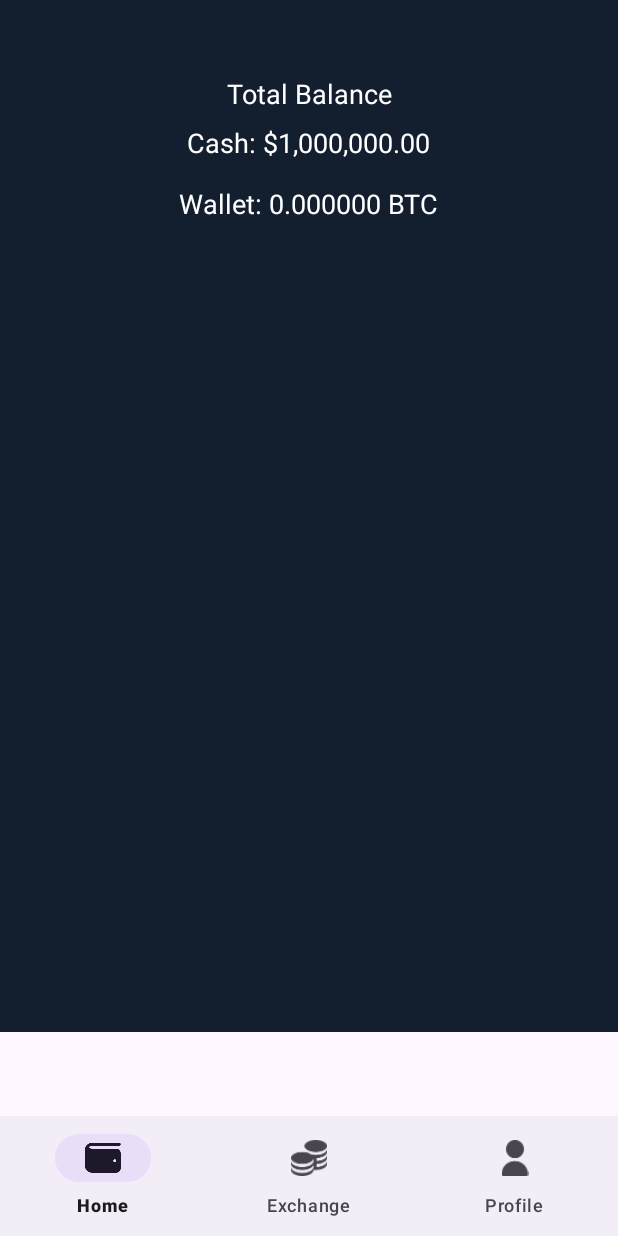
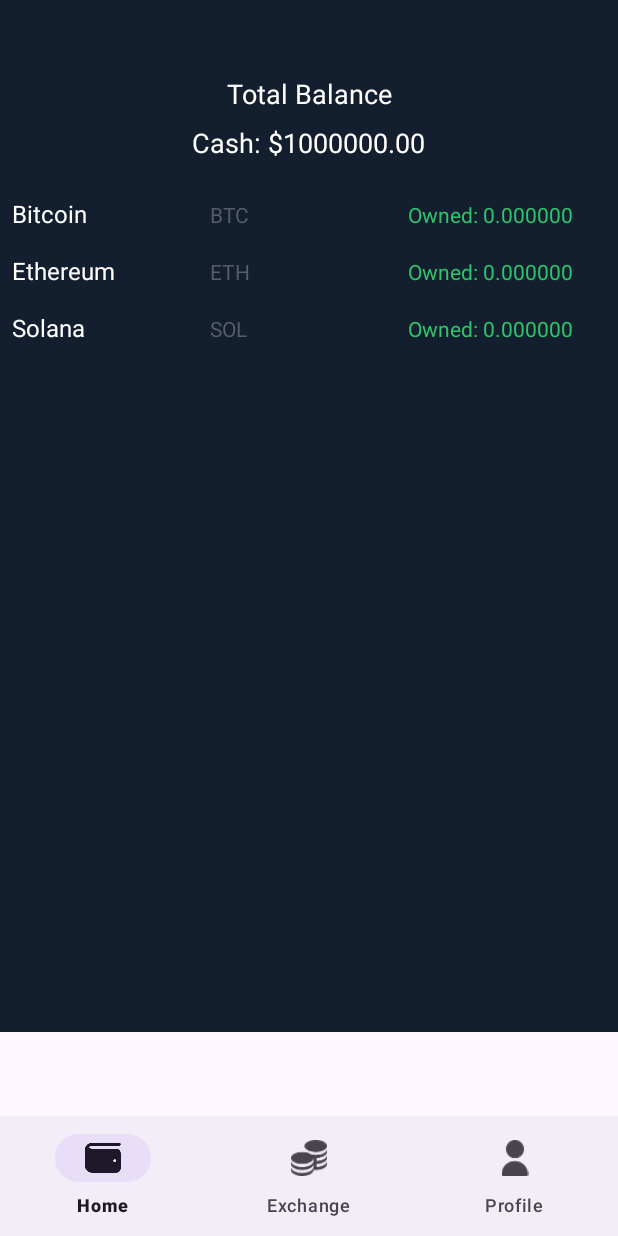
Before and after one commit to emrehancetin/CS394, an Android app: the HomeFragment screen opened directly, with no data from a screen before it, on a phone screen of 412 x 824 dp. Run offline under Robolectric (Android 15) with nearby library versions, the phone set to English and light mode, and no system bars; our stand-ins replace Firebase (no records; nobody signed in at launch, a user with empty details on screens opened directly), data binding, navigation-ui.

Commit message:
Some works are done.

```diff
--- a/app/src/main/java/com/emrehancetin/cs394/Adapter/CryptoAdapter.kt
+++ b/app/src/main/java/com/emrehancetin/cs394/Adapter/CryptoAdapter.kt
@@ -1,6 +1,5 @@
 package com.emrehancetin.cs394.Adapter
 
-import android.annotation.SuppressLint
 import android.view.LayoutInflater
 import android.view.View
 import android.view.ViewGroup
@@ -29,7 +28,7 @@ class CryptoAdapter(
         val crypto = cryptoList[position]
         holder.nameTextView.text = crypto.name
         holder.codeTextView.text = crypto.code.uppercase()
-        holder.valueTextView.text = "$${String.format("%.2f", crypto.value)}"
+        holder.valueTextView.text = "Price: $${String.format("%.2f", crypto.value)}"
     }
 
     override fun getItemCount(): Int = cryptoList.size
--- a/app/src/main/java/com/emrehancetin/cs394/Adapter/OrderHistoryAdapter.kt
+++ b/app/src/main/java/com/emrehancetin/cs394/Adapter/OrderHistoryAdapter.kt
@@ -14,6 +14,8 @@ class OrderHistoryAdapter(
 
     class OrderHistoryViewHolder(itemView: View) : RecyclerView.ViewHolder(itemView) {
         val dateTextView: TextView = itemView.findViewById(R.id.textViewDate)
+        val cryptoNameTextView: TextView = itemView.findViewById(R.id.textViewCryptoName)
+        val unitPriceTextView: TextView = itemView.findViewById(R.id.textViewUnitPrice)
         val amountTextView: TextView = itemView.findViewById(R.id.textViewAmount)
         val typeTextView: TextView = itemView.findViewById(R.id.textViewType)
     }
@@ -26,8 +28,11 @@ class OrderHistoryAdapter(
     override fun onBindViewHolder(holder: OrderHistoryViewHolder, position: Int) {
         val order = orderList[position]
         holder.dateTextView.text = order.date
+        holder.cryptoNameTextView.text = order.cryptoName
+        holder.unitPriceTextView.text = "Unit Price: $${String.format("%.2f", order.unitPrice)}"
         holder.amountTextView.text = "${order.amount}"
         holder.typeTextView.text = order.type
+
         holder.typeTextView.setTextColor(
             holder.itemView.resources.getColor(
                 if (order.type == "Buy") R.color.green else R.color.red
--- /dev/null
+++ b/app/src/main/java/com/emrehancetin/cs394/Adapter/OwnedCryptoAdapter.kt
@@ -0,0 +1,40 @@
+package com.emrehancetin.cs394.Adapter
+
+import android.view.LayoutInflater
+import android.view.View
+import android.view.ViewGroup
+import android.widget.TextView
+import androidx.recyclerview.widget.RecyclerView
+import com.emrehancetin.cs394.Model.OwnedCryptoModel
+import com.emrehancetin.cs394.R
+
+class OwnedCryptoAdapter(
+    private var ownedCryptoList: MutableList<OwnedCryptoModel>
+) : RecyclerView.Adapter<OwnedCryptoAdapter.OwnedCryptoViewHolder>() {
+
+    class OwnedCryptoViewHolder(itemView: View) : RecyclerView.ViewHolder(itemView) {
+        val nameTextView: TextView = itemView.findViewById(R.id.nameTextView)
+        val symbolTextView: TextView = itemView.findViewById(R.id.symbolTextView)
+        val amountTextView: TextView = itemView.findViewById(R.id.amountTextView)
+    }
+
+    override fun onCreateViewHolder(parent: ViewGroup, viewType: Int): OwnedCryptoViewHolder {
+        val view = LayoutInflater.from(parent.context).inflate(R.layout.item_owned_crypto, parent, false)
+        return OwnedCryptoViewHolder(view)
+    }
+
+    override fun onBindViewHolder(holder: OwnedCryptoViewHolder, position: Int) {
+        val ownedCrypto = ownedCryptoList[position]
+        holder.nameTextView.text = ownedCrypto.name
+        holder.symbolTextView.text = ownedCrypto.symbol
+        holder.amountTextView.text = "Owned: ${String.format("%.6f", ownedCrypto.amount)}"
+    }
+
+    override fun getItemCount(): Int = ownedCryptoList.size
+
+    fun updateOwnedCryptoList(newList: List<OwnedCryptoModel>) {
+        ownedCryptoList.clear()
+        ownedCryptoList.addAll(newList)
+        notifyDataSetChanged()
+    }
+}
--- a/app/src/main/java/com/emrehancetin/cs394/Fragments/HomeFragment.kt
+++ b/app/src/main/java/com/emrehancetin/cs394/Fragments/HomeFragment.kt
@@ -4,20 +4,21 @@ import android.os.Bundle
 import android.view.LayoutInflater
 import android.view.View
 import android.view.ViewGroup
-import android.widget.Toast
+import android.widget.TextView
 import androidx.fragment.app.Fragment
 import androidx.lifecycle.ViewModelProvider
 import androidx.recyclerview.widget.LinearLayoutManager
 import androidx.recyclerview.widget.RecyclerView
 import com.emrehancetin.cs394.Adapter.CryptoAdapter
-import com.emrehancetin.cs394.Model.CryptoModel
+import com.emrehancetin.cs394.Adapter.OwnedCryptoAdapter
 import com.emrehancetin.cs394.R
 import com.emrehancetin.cs394.ViewModel.AppViewModel
 
 class HomeFragment : Fragment() {
 
     private lateinit var appViewModel: AppViewModel
-    private lateinit var adapter: CryptoAdapter
+    private lateinit var cryptoAdapter: CryptoAdapter
+    private lateinit var ownedCryptoAdapter: OwnedCryptoAdapter
 
     override fun onCreateView(
         inflater: LayoutInflater, container: ViewGroup?,
@@ -29,25 +30,37 @@ class HomeFragment : Fragment() {
 
         appViewModel = ViewModelProvider(requireActivity())[AppViewModel::class.java]
 
-        val recyclerView: RecyclerView = view.findViewById(R.id.recyclerView)
-        recyclerView.layoutManager = LinearLayoutManager(requireContext())
+        val cashTextView: TextView = view.findViewById(R.id.cashBalanceTextView)
+        val ownedRecyclerView: RecyclerView = view.findViewById(R.id.ownedRecyclerView)
+        val cryptoRecyclerView: RecyclerView = view.findViewById(R.id.cryptoRecyclerView)
 
-        adapter = CryptoAdapter(mutableListOf()) { crypto ->
-            Toast.makeText(
-                requireContext(),
-                "Selected: ${crypto.name} (${crypto.code}) - $${String.format("%.2f", crypto.value)}",
-                Toast.LENGTH_SHORT
-            ).show()
+        // Observe cash balance
+        appViewModel.ownedCryptoList.observe(viewLifecycleOwner) { ownedList ->
+            ownedCryptoAdapter.updateOwnedCryptoList(ownedList)
         }
-        recyclerView.adapter = adapter
+
+        // Setup Owned Cryptos RecyclerView
+        ownedRecyclerView.layoutManager = LinearLayoutManager(requireContext())
+        ownedCryptoAdapter = OwnedCryptoAdapter(mutableListOf())
+        ownedRecyclerView.adapter = ownedCryptoAdapter
+
+        // Setup Cryptos RecyclerView
+        cryptoRecyclerView.layoutManager = LinearLayoutManager(requireContext())
+        cryptoAdapter = CryptoAdapter(mutableListOf()) {}
+        cryptoRecyclerView.adapter = cryptoAdapter
+
+        appViewModel.cashBalance.observe(viewLifecycleOwner) { cash ->
+            cashTextView.text = "Cash: $${String.format("%.2f", cash)}"
+        }
+
+        appViewModel.ownedCryptoList.observe(viewLifecycleOwner) { ownedList ->
+            ownedCryptoAdapter.updateOwnedCryptoList(ownedList)
+        }
 
         appViewModel.cryptoList.observe(viewLifecycleOwner) { cryptoList ->
-            println("Observed crypto list: $cryptoList")
-            adapter.updateCryptoList(cryptoList)
+            cryptoAdapter.updateCryptoList(cryptoList)
         }
 
         appViewModel.loadCryptos()
     }
-
-
 }
--- a/app/src/main/java/com/emrehancetin/cs394/Model/OrderHistoryModel.kt
+++ b/app/src/main/java/com/emrehancetin/cs394/Model/OrderHistoryModel.kt
@@ -3,6 +3,8 @@ package com.emrehancetin.cs394.Model
 data class OrderHistoryModel(
     val id: String,
     val date: String,
+    val cryptoName: String,
+    val unitPrice: Double,
     val amount: Double,
     val type: String
 )
--- /dev/null
+++ b/app/src/main/java/com/emrehancetin/cs394/Model/OwnedCryptoModel.kt
@@ -0,0 +1,7 @@
+package com.emrehancetin.cs394.Model
+
+data class OwnedCryptoModel(
+    val name: String,   // Cryptocurrency name (e.g., Bitcoin)
+    val symbol: String, // Cryptocurrency symbol (e.g., BTC)
+    var amount: Double  // Owned amount
+)
--- a/app/src/main/java/com/emrehancetin/cs394/ViewModel/AppViewModel.kt
+++ b/app/src/main/java/com/emrehancetin/cs394/ViewModel/AppViewModel.kt
@@ -1,20 +1,27 @@
 package com.emrehancetin.cs394.ViewModel
 
+import android.widget.Toast
 import androidx.lifecycle.LiveData
 import androidx.lifecycle.MutableLiveData
 import androidx.lifecycle.ViewModel
 import androidx.lifecycle.viewModelScope
 import com.emrehancetin.cs394.Model.CryptoModel
 import com.emrehancetin.cs394.Model.OrderHistoryModel
+import com.emrehancetin.cs394.Model.OwnedCryptoModel
 import com.emrehancetin.cs394.Network.CryptoRepository
 import com.emrehancetin.cs394.Network.NetworkModule
+import kotlinx.coroutines.delay
 import kotlinx.coroutines.launch
+import java.io.Console
 
 class AppViewModel : ViewModel() {
 
     // Crypto List
     private val _cryptoList = MutableLiveData<List<CryptoModel>>()
     val cryptoList: LiveData<List<CryptoModel>> get() = _cryptoList
+
+    private val _ownedCryptoList = MutableLiveData<MutableList<OwnedCryptoModel>>(mutableListOf())
+    val ownedCryptoList: LiveData<MutableList<OwnedCryptoModel>> get() = _ownedCryptoList
 
     // Order History
     private val _orderHistory = MutableLiveData<MutableList<OrderHistoryModel>>(mutableListOf())
@@ -29,6 +36,11 @@ class AppViewModel : ViewModel() {
     val cashBalance: LiveData<Double> get() = _cashBalance
 
     private val repository = CryptoRepository(NetworkModule.coinGeckoService)
+
+    init {
+        startRefreshingCryptoData()
+        loadOwnedCryptos()
+    }
 
     // Load Cryptos from API
     fun loadCryptos() {
@@ -46,25 +58,76 @@ class AppViewModel : ViewModel() {
         }
     }
 
+    private fun loadOwnedCryptos() {
+        // Simulate owned cryptocurrencies for demonstration
+        val ownedCryptos = listOf(
+            OwnedCryptoModel("Bitcoin", "BTC", 0.0),
+            OwnedCryptoModel("Ethereum", "ETH", 0.0),
+            OwnedCryptoModel("Solana", "SOL", 0.0)
+        )
+        _ownedCryptoList.value = ownedCryptos.toMutableList()
+    }
+
+
+    // Periodically refresh crypto data every 10 seconds
+    private fun startRefreshingCryptoData() {
+        viewModelScope.launch {
+            while (true) {
+                try {
+                    val cryptos = repository.fetchCryptos()
+                    _cryptoList.postValue(cryptos)
+                } catch (e: Exception) {
+                    println("Error refreshing cryptos: ${e.message}")
+                }
+                delay(30_000)
+            }
+        }
+    }
+
     // Add a new order to the history
     fun addOrder(order: OrderHistoryModel) {
         _orderHistory.value?.add(order)
         _orderHistory.value = _orderHistory.value // Trigger LiveData update
     }
 
-    // Update Wallet and Cash Balances
-    fun updateWallet(amount: Double, total: Double, orderType: String) {
+    fun updateOwnedCrypto(cryptoCode: String, amount: Double, orderType: String) {
+        val ownedList = _ownedCryptoList.value ?: mutableListOf()
+        val ownedCrypto = ownedList.find { it.symbol.equals(cryptoCode, ignoreCase = true) }
+
         when (orderType) {
             "Buy" -> {
-                _btcBalance.value = (_btcBalance.value ?: 0.0) + amount
-                _cashBalance.value = (_cashBalance.value ?: 0.0) - total
+                if (ownedCrypto != null) {
+                    ownedCrypto.amount += amount
+                } else {
+                    _ownedCryptoList.value?.add(
+                        OwnedCryptoModel(
+                            name = cryptoList.value?.find { it.code == cryptoCode }?.name ?: cryptoCode,
+                            symbol = cryptoCode,
+                            amount = amount
+                        )
+                    )
+                }
             }
             "Sell" -> {
-                _btcBalance.value = (_btcBalance.value ?: 0.0) - amount
-                _cashBalance.value = (_cashBalance.value ?: 0.0) + total
+                if (ownedCrypto != null) {
+                    ownedCrypto.amount -= amount
+                    if (ownedCrypto.amount <= 0) {
+                        _ownedCryptoList.value?.remove(ownedCrypto)
+                    }
+                }
             }
         }
-        _btcBalance.value = _btcBalance.value // Trigger LiveData update
-        _cashBalance.value = _cashBalance.value // Trigger LiveData update
+        _ownedCryptoList.value = ownedList // Trigger LiveData update
+    }
+
+    // Update Wallet and Cash Balances
+    fun updateWallet(cryptoCode: String, amount: Double, total: Double, orderType: String) {
+        if (orderType == "Buy" && (_cashBalance.value ?: 0.0) >= total) {
+            updateOwnedCrypto(cryptoCode, amount, orderType)
+            _cashBalance.value = (_cashBalance.value ?: 0.0) - total
+        } else if (orderType == "Sell") {
+            updateOwnedCrypto(cryptoCode, amount, orderType)
+            _cashBalance.value = (_cashBalance.value ?: 0.0) + total
+        }
     }
 }
--- a/app/src/main/res/layout/fragment_home.xml
+++ b/app/src/main/res/layout/fragment_home.xml
@@ -28,6 +28,11 @@
                 android:textColor="@color/white"
                 android:textSize="18sp" />
 
+            <LinearLayout
+                android:layout_width="match_parent"
+                android:layout_height="wrap_content"
+                android:orientation="vertical">
+
                 <TextView
                     android:id="@+id/cashBalanceTextView"
                     android:layout_width="wrap_content"
@@ -38,15 +43,21 @@
                     android:textSize="18sp"
                     android:textColor="@color/white" />
 
-            <TextView
-                android:id="@+id/walletBalanceTextView"
-                android:layout_width="wrap_content"
+                <!-- Owned Cryptos Section -->
+                <androidx.recyclerview.widget.RecyclerView
+                    android:id="@+id/ownedRecyclerView"
+                    android:layout_width="match_parent"
                     android:layout_height="wrap_content"
-                android:layout_gravity="center"
-                android:layout_marginTop="16dp"
-                android:text="Wallet: 0.000000 BTC"
-                android:textSize="18sp"
-                android:textColor="@color/white" />
+                    android:layout_marginTop="16dp" />
+
+                <!-- Cryptos Section -->
+                <androidx.recyclerview.widget.RecyclerView
+                    android:id="@+id/cryptoRecyclerView"
+                    android:layout_width="match_parent"
+                    android:layout_height="wrap_content"
+                    android:layout_marginTop="16dp" />
+            </LinearLayout>
+
 
             <androidx.recyclerview.widget.RecyclerView
                 android:id="@+id/view"
@@ -58,8 +69,10 @@
             <androidx.recyclerview.widget.RecyclerView
                 android:id="@+id/recyclerView"
                 android:layout_width="match_parent"
-                android:layout_height="match_parent"
-                android:padding="16dp" />
+                android:layout_height="wrap_content"
+                android:layout_marginTop="16dp"
+                android:padding="8dp"
+                tools:listitem="@layout/item_crypto" />
         </LinearLayout>
     </ScrollView>
 
--- /dev/null
+++ b/app/src/main/res/layout/item_owned_crypto.xml
@@ -0,0 +1,34 @@
+<?xml version="1.0" encoding="utf-8"?>
+<LinearLayout xmlns:android="http://schemas.android.com/apk/res/android"
+    android:layout_width="match_parent"
+    android:layout_height="wrap_content"
+    android:orientation="horizontal"
+    android:padding="8dp">
+
+    <TextView
+        android:id="@+id/nameTextView"
+        android:layout_width="0dp"
+        android:layout_height="wrap_content"
+        android:layout_weight="1"
+        android:text="Bitcoin"
+        android:textSize="16sp"
+        android:textColor="@color/white" />
+
+    <TextView
+        android:id="@+id/symbolTextView"
+        android:layout_width="0dp"
+        android:layout_height="wrap_content"
+        android:layout_weight="1"
+        android:text="BTC"
+        android:textSize="14sp"
+        android:textColor="@color/grey" />
+
+    <TextView
+        android:id="@+id/amountTextView"
+        android:layout_width="0dp"
+        android:layout_height="wrap_content"
+        android:layout_weight="1"
+        android:text="Owned: 0.000000"
+        android:textSize="14sp"
+        android:textColor="@color/green" />
+</LinearLayout>
```
Also changed, not shown: app/src/main/java/com/emrehancetin/cs394/Fragments/ExchangeFragment.kt (+21 -23 lines), app/src/main/res/layout/item_order_history.xml (+45 -26 lines), app/src/main/res/layout/item_crypto.xml (line endings or trailing spaces). Lines whose indentation alone changed are shown as unchanged.
